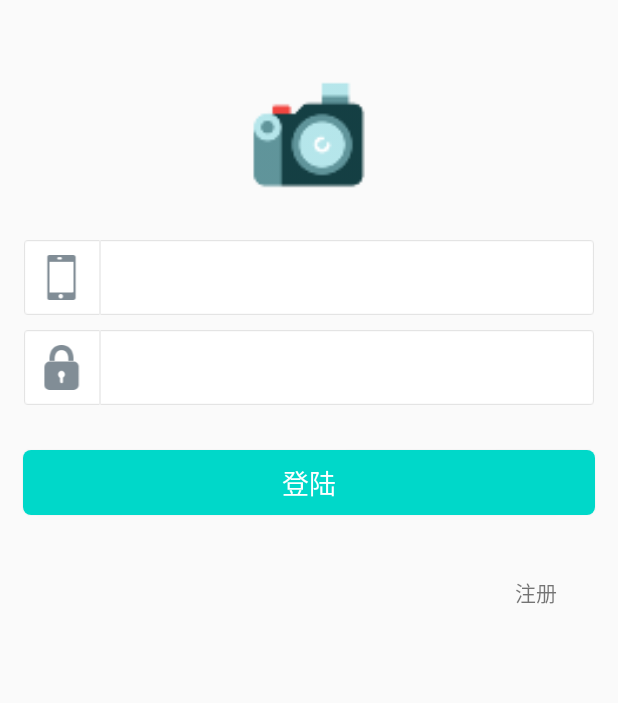
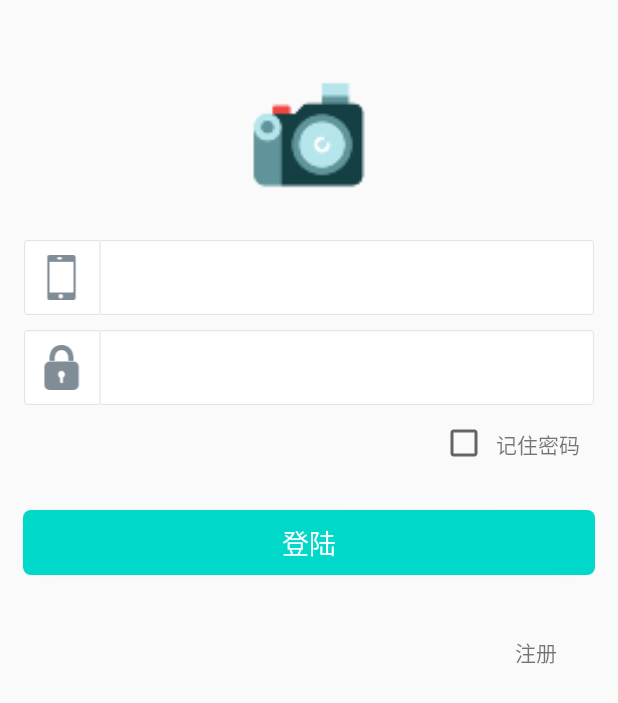
Before and after one commit to xrtzAndroid/XRTZLive, an Android app: the RegActivity screen opened directly, with no data from a screen before it, after a tap on "登陆", on a phone screen of 412 x 824 dp. Shown: the top 703 px of the screen. Run offline under Robolectric (Android 15) with nearby library versions, the phone set to English and light mode, and no system bars; our stand-ins replace ButterKnife; libraries missing offline, so code that uses them is left out: rx.android.schedulers, rx.functions, rx.schedulers.

Commit message:
上传记住密码功能

```diff
--- a/app/src/main/java/com/xrtz/xrlive/activity/LoginActivity.java
+++ b/app/src/main/java/com/xrtz/xrlive/activity/LoginActivity.java
@@ -1,12 +1,13 @@
 package com.xrtz.xrlive.activity;
 
 import android.content.Intent;
-import android.content.SharedPreferences;
 import android.os.Bundle;
 import android.support.v7.app.AppCompatActivity;
 import android.text.TextUtils;
 import android.util.Log;
 import android.view.View;
+import android.widget.CheckBox;
+import android.widget.CompoundButton;
 import android.widget.EditText;
 import android.widget.Toast;
 
@@ -16,6 +17,7 @@ import com.xrtz.xrlive.common.CommonValues;
 import com.xrtz.xrlive.iservice.UserService;
 import com.xrtz.xrlive.response.UserResponse;
 import com.xrtz.xrlive.util.NetStatueUtil;
+import com.xrtz.xrlive.util.SharePreference;
 
 import butterknife.BindView;
 import butterknife.ButterKnife;
@@ -30,39 +32,68 @@ import rx.schedulers.Schedulers;
 /**
  * 登陆Activity
  */
-public class LoginActivity extends AppCompatActivity  {
+public class LoginActivity extends AppCompatActivity {
     @BindView(R.id.login_user)
     EditText mLoginUserEt;
     @BindView(R.id.login_passwsd)
     EditText mLoginPwdEt;
-
+    @BindView(R.id.remember_checkbox)
+    CheckBox remember_checkbox;
     String userName;
     String password;
+    /*是否记住密码*/
+    private boolean rememberuser;
+    private final String REMMEMBERUSER="rememberuser";
+    private final String USERNAME="userName";
+    private final String PASSWORD="password";
 
     @Override
     protected void onCreate(Bundle savedInstanceState) {
         super.onCreate(savedInstanceState);
         setContentView(R.layout.activity_login);
         ButterKnife.bind(this);
-        //SharedPreferences sp = getSharedPreferences("userinfo",MODE_PRIVATE);
+        initdata();
+        remember_checkbox.setOnCheckedChangeListener(new CompoundButton.OnCheckedChangeListener() {
+            @Override
+            public void onCheckedChanged(CompoundButton buttonView, boolean isChecked) {
+                rememberuser=isChecked;
+            }
+        });
+    }
+    /*获取缓存的账号密码数据，尝试直接登录*/
+    private void initdata() {
+        rememberuser=SharePreference.getBoolean(this,REMMEMBERUSER);
+        remember_checkbox.setChecked(rememberuser);
+        if(rememberuser){
+            mLoginUserEt.setText(SharePreference.getString(this,USERNAME));
+            mLoginPwdEt.setText(SharePreference.getString(this,PASSWORD));
+            login();
+        }
+    }
 
-    }
     @OnClick({R.id.login_button, R.id.login_reg})
     public void onClick(View view){
         switch (view.getId()){
             case R.id.login_button:
                 //startActivity(new Intent(this,MainActivity.class));
-                userName = mLoginUserEt.getText().toString().trim();
-                password = mLoginPwdEt.getText().toString().trim();
-                if(checkLoginInfo(userName,password)){
-                    loginSubmit(userName,password);
-                }
+                login();
                 break;
             case R.id.login_reg:
+                LiveApplication.rememberuser=rememberuser;
                 startActivity(new Intent(this,RegActivity.class));
+                this.finish();
                 break;
         }
     }
+
+    private void login() {
+        userName = mLoginUserEt.getText().toString().trim();
+        password = mLoginPwdEt.getText().toString().trim();
+        if(checkLoginInfo(userName,password)){
+            loginSubmit(userName,password);
+        }
+    }
+
     /**
      * 检查用户名密码的合法性
      * @param userName
@@ -116,6 +147,12 @@ public class LoginActivity extends AppCompatActivity  {
                                 Log.e("onNext", "userResponse:" + userResponse);
                                 if(userResponse.getStatus()==1){//成功
                                     LiveApplication.newInstance().setUser(userResponse.getData());
+                                    /*如果选择记住密码，缓存账号密码*/
+                                    SharePreference.putBoolean(LoginActivity.this,REMMEMBERUSER,rememberuser);
+                                    if(rememberuser){
+                                        SharePreference.putString(LoginActivity.this,USERNAME,userName);
+                                        SharePreference.putString(LoginActivity.this,PASSWORD,password);
+                                    }
                                     startActivity(new Intent(LoginActivity.this,MainActivity.class));
                                     LoginActivity.this.finish();
                                 }else{
--- a/app/src/main/java/com/xrtz/xrlive/activity/RegActivity.java
+++ b/app/src/main/java/com/xrtz/xrlive/activity/RegActivity.java
@@ -1,12 +1,11 @@
 package com.xrtz.xrlive.activity;
 
 import android.content.Intent;
+import android.os.Bundle;
 import android.support.v7.app.AppCompatActivity;
-import android.os.Bundle;
 import android.text.TextUtils;
 import android.util.Log;
 import android.view.View;
-import android.widget.Button;
 import android.widget.EditText;
 import android.widget.Toast;
 
@@ -15,9 +14,9 @@ import com.xrtz.xrlive.application.LiveApplication;
 import com.xrtz.xrlive.bean.User;
 import com.xrtz.xrlive.common.CommonValues;
 import com.xrtz.xrlive.iservice.UserService;
-import com.xrtz.xrlive.response.StrResponse;
 import com.xrtz.xrlive.response.UserResponse;
 import com.xrtz.xrlive.util.RegularUtil;
+import com.xrtz.xrlive.util.SharePreference;
 
 import butterknife.BindView;
 import butterknife.ButterKnife;
@@ -26,7 +25,6 @@ import retrofit.GsonConverterFactory;
 import retrofit.Retrofit;
 import retrofit.RxJavaCallAdapterFactory;
 import rx.Observable;
-import rx.android.schedulers.AndroidSchedulers;
 import rx.functions.Action1;
 import rx.functions.Func1;
 import rx.schedulers.Schedulers;
@@ -53,8 +51,10 @@ public class RegActivity extends AppCompatActivity {
     String userRePassword;
     String userEmail;
     String userNickName;
-
     UserService userService;
+    private final String REMMEMBERUSER="rememberuser";
+    private final String USERNAME="userName";
+    private final String PASSWORD="password";
 
     @Override
     protected void onCreate(Bundle savedInstanceState) {
@@ -63,7 +63,7 @@ public class RegActivity extends AppCompatActivity {
         ButterKnife.bind(this);
 
     }
-    @OnClick({R.id.goLogin,R.id.userReg})
+    @OnClick({R.id.goLogin, R.id.userReg})
     public void onClick(View view){
         switch (view.getId()){
             case R.id.goLogin:
@@ -86,12 +86,15 @@ public class RegActivity extends AppCompatActivity {
                 }
                 if(!userRePassword.equals(userPassword) ){
                     Toast.makeText(this, "确认密码需要和设置密码相同", Toast.LENGTH_SHORT).show();
+                    return;
                 }
                 if(TextUtils.isEmpty(userEmail) || !RegularUtil.isEmail(userEmail) ){
                     Toast.makeText(this, "邮箱格式不正确！", Toast.LENGTH_SHORT).show();
+                    return;
                 }
                 if(TextUtils.isEmpty(userNickName) || !RegularUtil.isNickName(userNickName) ){
                     Toast.makeText(this, "昵称必须为2—16位！", Toast.LENGTH_SHORT).show();
+                    return;
                 }
                 //开始提交数据
                 Retrofit retrofit = new Retrofit.Builder().baseUrl(CommonValues.BaseUrl)
@@ -106,7 +109,7 @@ public class RegActivity extends AppCompatActivity {
                     public Observable<UserResponse> call(UserResponse userResponse) {
                         Log.e("reg","reg:"+userResponse);
                         if(userResponse!=null &&userResponse.getStatus()==1){
-                            User  user = userResponse.getData();
+                            User user = userResponse.getData();
                             if(user!=null) {
                                 return userService.login(user.getUserName(), user.getUserPassword());
                             }
@@ -135,6 +138,12 @@ public class RegActivity extends AppCompatActivity {
                                         if(userResponse.getStatus()==1){//成功
                                             LiveApplication.newInstance().setUser(userResponse.getData());
                                             startActivity(new Intent(RegActivity.this,MainActivity.class));
+                                           /*如果选择记住密码，缓存账号密码*/
+                                            SharePreference.putBoolean(RegActivity.this,REMMEMBERUSER, LiveApplication.rememberuser);
+                                            if(LiveApplication.rememberuser){
+                                                SharePreference.putString(RegActivity.this,USERNAME,userName);
+                                                SharePreference.putString(RegActivity.this,PASSWORD,userPassword);
+                                            }
                                             RegActivity.this.finish();
                                         }else{
                                             Toast.makeText(RegActivity.this,userResponse.getMsg(),Toast.LENGTH_SHORT).show();
@@ -150,7 +159,5 @@ public class RegActivity extends AppCompatActivity {
                 }) ;
                 break;
         }
-
-
     }
 }
--- a/app/src/main/java/com/xrtz/xrlive/application/LiveApplication.java
+++ b/app/src/main/java/com/xrtz/xrlive/application/LiveApplication.java
@@ -13,6 +13,7 @@ import com.xrtz.xrlive.handler.CrashHandler;
 public class LiveApplication extends Application {
     private User user;
     static LiveApplication instance;
+    public static boolean rememberuser;
     @Override
     public void onCreate() {
         super.onCreate();
--- a/app/src/main/res/layout/activity_login.xml
+++ b/app/src/main/res/layout/activity_login.xml
@@ -88,11 +88,30 @@
             android:singleLine="true"
             android:textSize="14sp" />
     </LinearLayout>
-
+    <LinearLayout
+        android:id="@+id/rememberdata"
+        android:layout_width="match_parent"
+        android:layout_height="30dp"
+        android:layout_below="@id/input_logpwd_container"
+        android:gravity="center_vertical|right"
+        android:layout_marginRight="20dp"
+        android:layout_marginTop="10dp"
+        android:orientation="horizontal">
+        <CheckBox
+            android:id="@+id/remember_checkbox"
+            android:layout_width="wrap_content"
+            android:layout_height="wrap_content"
+            />
+        <TextView
+            android:layout_width="wrap_content"
+            android:layout_height="wrap_content"
+            android:padding="5dp"
+            android:text="记住密码"/>
+    </LinearLayout>
     <Button
         android:id="@+id/login_button"
         style="@style/RedButtonStyle"
-        android:layout_below="@id/input_logpwd_container"
+        android:layout_below="@id/rememberdata"
         android:layout_marginTop="30dp"
         android:text="登陆" />
 
```
Also changed, not shown: app/src/main/java/com/xrtz/xrlive/util/SharePreference.java (added, +43 -0 lines).
